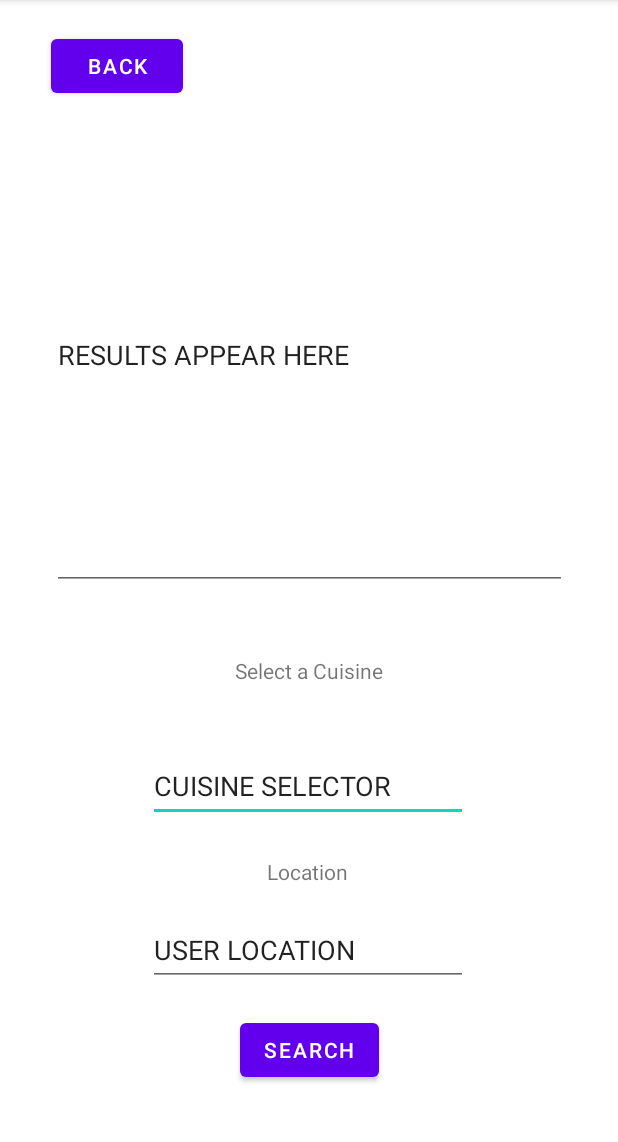
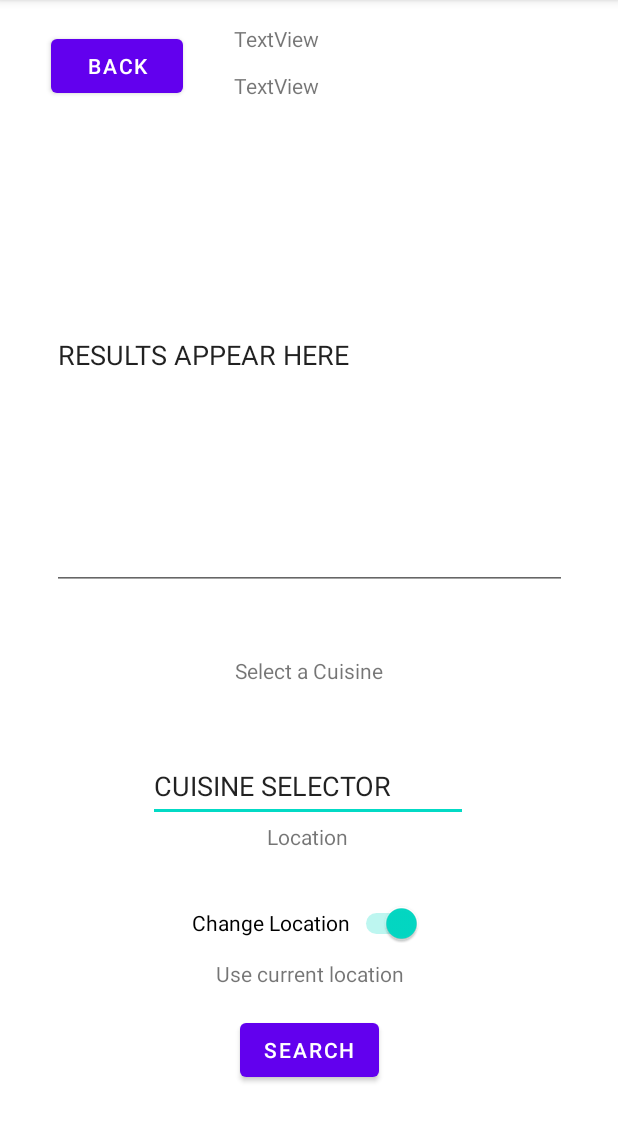
Before and after one commit to JakeHiggott/restaurant_randomizer, an Android app: the findrestuarant screen opened directly, with no data from a screen before it, on a phone screen of 412 x 824 dp, the part 84-1226 px from its top. Run offline under Robolectric (Android 15) with nearby library versions, the phone set to English and light mode, and no system bars.

Commit message:
Added some location services currently is not getting current location.

```diff
--- a/app/src/main/java/com/example/tipcalculator/findrestuarant.java
+++ b/app/src/main/java/com/example/tipcalculator/findrestuarant.java
@@ -1,22 +1,109 @@
 package com.example.tipcalculator;
 
+import androidx.annotation.NonNull;
 import androidx.appcompat.app.AppCompatActivity;
+import androidx.core.app.ActivityCompat;
 
+import android.Manifest;
+import android.annotation.SuppressLint;
 import android.content.Intent;
+import android.content.pm.PackageManager;
+import android.location.Address;
+import android.location.Geocoder;
+import android.location.Location;
 import android.os.Bundle;
 import android.view.View;
 import android.widget.Button;
+import android.widget.Switch;
+import android.widget.TextView;
+
+import com.google.android.gms.location.FusedLocationProviderClient;
+import com.google.android.gms.location.LocationServices;
+import com.google.android.gms.tasks.OnCompleteListener;
+import com.google.android.gms.tasks.Task;
+
+import java.io.IOException;
+import java.util.List;
+import java.util.Locale;
 
 public class findrestuarant extends AppCompatActivity {
 
-
+    Switch switch1;
+    TextView textView5,textView12,textView13;
+    FusedLocationProviderClient fusedLocationProviderClient;
 
     @Override
     protected void onCreate(Bundle savedInstanceState) {
         super.onCreate(savedInstanceState);
         setContentView(R.layout.activity_findrestuarant);
+
+        switch1 = findViewById(R.id.switch1);
+        textView5 = findViewById(R.id.textView5);
+        textView12 = findViewById(R.id.textView12);
+        textView13 = findViewById(R.id.textView13);
+        Button button = findViewById(R.id.frSearchButton);
+        fusedLocationProviderClient = LocationServices.getFusedLocationProviderClient(this);
+
+
+        switch1.setOnClickListener(new View.OnClickListener() {
+            @Override
+            public void onClick(View view) {
+                ButtonCheck();
+            }
+        });
+
+        button.setOnClickListener(new View.OnClickListener() {
+            @Override
+            public void onClick(View view) {
+                Boolean switchState = switch1.isChecked();
+                if(switchState == true){
+                    if(ActivityCompat.checkSelfPermission(findrestuarant.this,
+                            Manifest.permission.ACCESS_FINE_LOCATION) == PackageManager.PERMISSION_GRANTED){
+                        getLocation();
+                    }else{
+                        ActivityCompat.requestPermissions(findrestuarant.this,
+                                new String[]{Manifest.permission.ACCESS_FINE_LOCATION},44);
+                    }
+
+                }else{
+                    textView12.setText("Custom");
+                    textView13.setText("Custom");
+                }
+            }
+        });
+
         FRBackButton();
-        FRSearchButton();
+    }
+
+    @SuppressLint("MissingPermission")
+    private void getLocation() {
+        fusedLocationProviderClient.getLastLocation().addOnCompleteListener(new OnCompleteListener<Location>() {
+            @Override
+            public void onComplete(@NonNull Task<Location> task) {
+                Location location = task.getResult();
+                if(location != null){
+
+                    try {
+                        Geocoder geocoder = new Geocoder(findrestuarant.this, Locale.getDefault());
+                        List<Address> addresses = geocoder.getFromLocation(location.getLatitude(), location.getLongitude(), 1);
+                        textView12.setText("TEMPORARY Latitude: " + addresses.get(0).getLatitude());
+                        textView13.setText("TEMPORARY Longitude: " + addresses.get(0).getLongitude());
+
+                    } catch (IOException e) {
+                        e.printStackTrace();
+                    }
+                }
+            }
+        });
+    }
+
+    private void ButtonCheck() {
+        Boolean switchState = switch1.isChecked();
+        if(switchState == true){
+            textView5.setText("Using device's location");
+        }else{
+            textView5.setText("Using custom location");
+        }
     }
 
     private void FRBackButton() {
@@ -28,18 +115,7 @@ public class findrestuarant extends AppCompatActivity {
             }
         });
     }
-    private void FRSearchButton() {
-        Button displayButton = findViewById(R.id.frSearchButton);
-        displayButton.setOnClickListener(new View.OnClickListener() {
 
-
-            @Override
-            public void onClick(View view) {
-                new Calculate();
-                startActivity(new Intent(findrestuarant.this, restuarantpage.class));
-            }
-        });
-    }
 
 
 
--- a/app/src/main/res/layout/activity_findrestuarant.xml
+++ b/app/src/main/res/layout/activity_findrestuarant.xml
@@ -29,22 +29,6 @@
         app:layout_constraintHorizontal_bias="0.497"
         app:layout_constraintStart_toStartOf="parent" />
 
-    <EditText
-        android:id="@+id/editTextTextPersonName2"
-        android:layout_width="wrap_content"
-        android:layout_height="wrap_content"
-        android:layout_marginTop="56dp"
-        android:ems="10"
-        android:inputType="textPersonName"
-        android:minHeight="48dp"
-        android:text="USER LOCATION"
-        app:layout_constraintBottom_toTopOf="@+id/frSearchButton"
-        app:layout_constraintEnd_toEndOf="parent"
-        app:layout_constraintHorizontal_bias="0.497"
-        app:layout_constraintStart_toStartOf="parent"
-        app:layout_constraintTop_toBottomOf="@+id/editTextTextPersonName"
-        app:layout_constraintVertical_bias="0.236" />
-
     <Button
         android:id="@+id/frSearchButton"
         android:layout_width="wrap_content"
@@ -73,12 +57,10 @@
         android:layout_width="wrap_content"
         android:layout_height="wrap_content"
         android:text="Location"
-        app:layout_constraintBottom_toTopOf="@+id/editTextTextPersonName2"
         app:layout_constraintEnd_toEndOf="parent"
         app:layout_constraintHorizontal_bias="0.498"
         app:layout_constraintStart_toStartOf="parent"
-        app:layout_constraintTop_toBottomOf="@+id/editTextTextPersonName"
-        app:layout_constraintVertical_bias="0.558" />
+        app:layout_constraintTop_toBottomOf="@+id/editTextTextPersonName" />
 
     <Button
         android:id="@+id/frBackButton"
@@ -90,4 +72,47 @@
         app:layout_constraintEnd_toEndOf="parent"
         app:layout_constraintHorizontal_bias="0.105"
         app:layout_constraintStart_toStartOf="parent" />
+
+    <Switch
+        android:id="@+id/switch1"
+        android:layout_width="wrap_content"
+        android:layout_height="wrap_content"
+        android:checked="true"
+        android:layout_marginStart="128dp"
+        android:layout_marginTop="24dp"
+        android:minWidth="48dp"
+        android:minHeight="48dp"
+        android:showText="false"
+        android:text="Change Location"
+        app:layout_constraintStart_toStartOf="parent"
+        app:layout_constraintTop_toBottomOf="@+id/textView2" />
+
+    <TextView
+        android:id="@+id/textView5"
+        android:layout_width="match_parent"
+        android:layout_height="wrap_content"
+        android:gravity="center"
+        android:text="Use current location"
+        app:layout_constraintStart_toStartOf="parent"
+        app:layout_constraintTop_toBottomOf="@+id/switch1" />
+
+    <TextView
+        android:id="@+id/textView12"
+        android:layout_width="wrap_content"
+        android:layout_height="wrap_content"
+        android:layout_marginStart="156dp"
+        android:layout_marginTop="16dp"
+        android:text="TextView"
+        app:layout_constraintStart_toStartOf="parent"
+        app:layout_constraintTop_toTopOf="parent" />
+
+    <TextView
+        android:id="@+id/textView13"
+        android:layout_width="wrap_content"
+        android:layout_height="wrap_content"
+        android:layout_marginStart="156dp"
+        android:layout_marginTop="12dp"
+        android:text="TextView"
+        app:layout_constraintStart_toStartOf="parent"
+        app:layout_constraintTop_toBottomOf="@+id/textView12" />
 </androidx.constraintlayout.widget.ConstraintLayout>
```
Also changed, not shown: app/src/main/java/com/example/tipcalculator/Calculate.java (deleted, +0 -99 lines).
